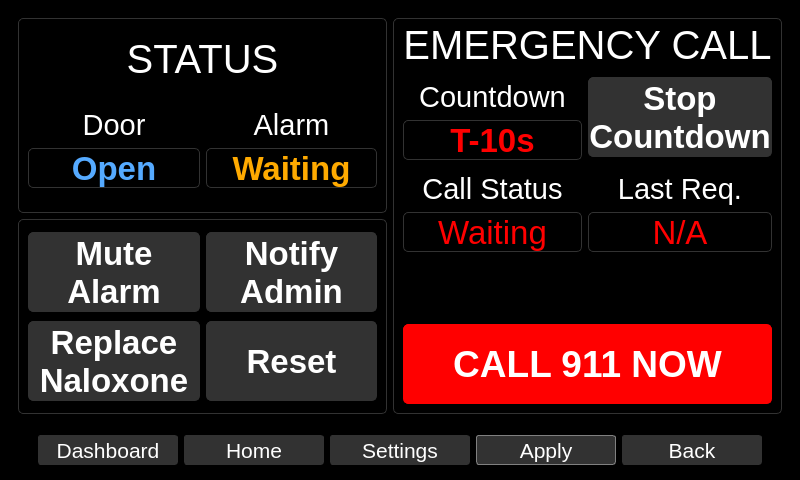
Qt form qt_design/main_window.ui (zyl120/Naloxone_Safety_Kit) before a commit.
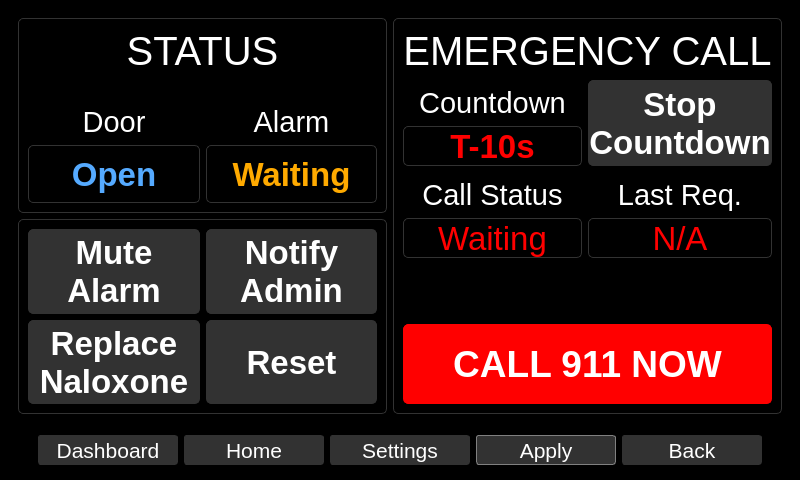
The same form after that commit.

What changed in the file:
```diff
--- a/qt_design/main_window.ui
+++ b/qt_design/main_window.ui
@@ -4772,7 +4772,7 @@
              <property name="maximumSize">
               <size>
                <width>16777215</width>
-               <height>40</height>
+               <height>16777215</height>
               </size>
              </property>
              <property name="font">
@@ -4811,7 +4811,7 @@
                <property name="maximumSize">
                 <size>
                  <width>16777215</width>
-                 <height>40</height>
+                 <height>16777215</height>
                 </size>
                </property>
                <property name="font">
@@ -4847,7 +4847,7 @@
                <property name="maximumSize">
                 <size>
                  <width>16777215</width>
-                 <height>40</height>
+                 <height>16777215</height>
                 </size>
                </property>
                <property name="font">
@@ -4886,7 +4886,7 @@
              <property name="maximumSize">
               <size>
                <width>16777215</width>
-               <height>80</height>
+               <height>16777215</height>
               </size>
              </property>
              <property name="font">
@@ -4923,7 +4923,7 @@
                <property name="maximumSize">
                 <size>
                  <width>16777215</width>
-                 <height>40</height>
+                 <height>16777215</height>
                 </size>
                </property>
                <property name="font">
@@ -4959,7 +4959,7 @@
                <property name="maximumSize">
                 <size>
                  <width>16777215</width>
-                 <height>40</height>
+                 <height>16777215</height>
                 </size>
                </property>
                <property name="font">
@@ -4994,7 +4994,7 @@
                <property name="maximumSize">
                 <size>
                  <width>16777215</width>
-                 <height>40</height>
+                 <height>16777215</height>
                 </size>
                </property>
                <property name="font">
@@ -5031,7 +5031,7 @@
                <property name="maximumSize">
                 <size>
                  <width>16777215</width>
-                 <height>40</height>
+                 <height>16777215</height>
                 </size>
                </property>
                <property name="font">
@@ -5100,7 +5100,7 @@
                <property name="maximumSize">
                 <size>
                  <width>16777215</width>
-                 <height>40</height>
+                 <height>16777215</height>
                 </size>
                </property>
                <property name="font">
@@ -5130,7 +5130,7 @@
                <property name="maximumSize">
                 <size>
                  <width>16777215</width>
-                 <height>40</height>
+                 <height>16777215</height>
                 </size>
                </property>
                <property name="font">
@@ -5165,7 +5165,7 @@
                <property name="maximumSize">
                 <size>
                  <width>16777215</width>
-                 <height>40</height>
+                 <height>16777215</height>
                 </size>
                </property>
                <property name="font">
@@ -5195,7 +5195,7 @@
                <property name="maximumSize">
                 <size>
                  <width>16777215</width>
-                 <height>40</height>
+                 <height>16777215</height>
                 </size>
                </property>
                <property name="font">
@@ -5234,7 +5234,7 @@
              <property name="maximumSize">
               <size>
                <width>16777215</width>
-               <height>40</height>
+               <height>16777215</height>
               </size>
              </property>
              <property name="font">
@@ -5292,7 +5292,7 @@
              <property name="maximumSize">
               <size>
                <width>16777215</width>
-               <height>80</height>
+               <height>16777215</height>
               </size>
              </property>
              <property name="font">
@@ -5327,7 +5327,7 @@
              <property name="maximumSize">
               <size>
                <width>16777215</width>
-               <height>80</height>
+               <height>16777215</height>
               </size>
              </property>
              <property name="font">
@@ -5361,7 +5361,7 @@
              <property name="maximumSize">
               <size>
                <width>16777215</width>
-               <height>80</height>
+               <height>16777215</height>
               </size>
              </property>
              <property name="font">
@@ -5396,7 +5396,7 @@
              <property name="maximumSize">
               <size>
                <width>16777215</width>
-               <height>80</height>
+               <height>16777215</height>
               </size>
              </property>
              <property name="font">
```
Left out of the diff: 2 changed lines with no effect on the pictures.
